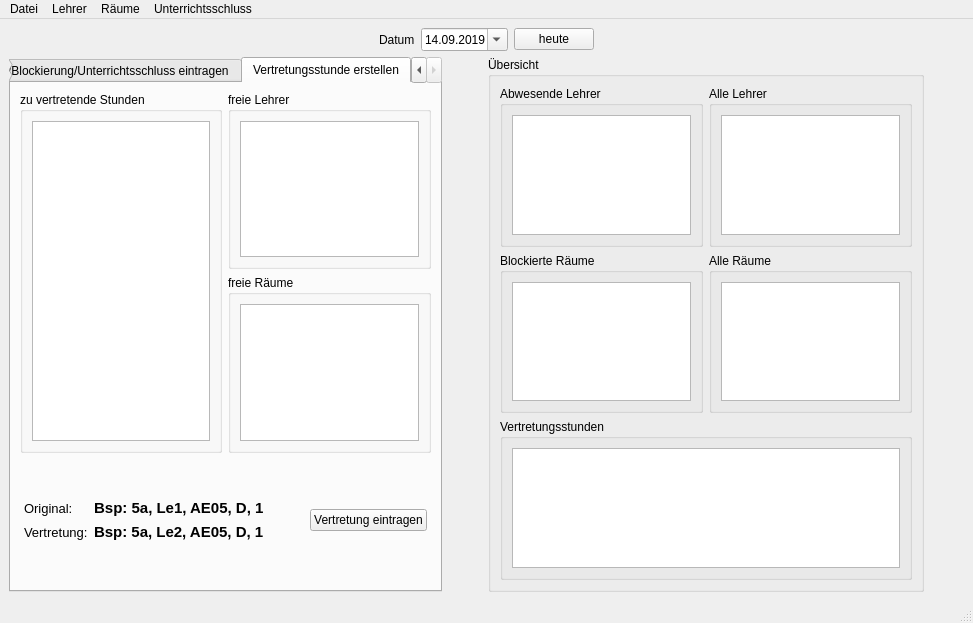
This is alternativeWindow.ui in LordMuetze/InformatikVertretungsplan as Qt 5 draws it before an edit. The edited form follows.
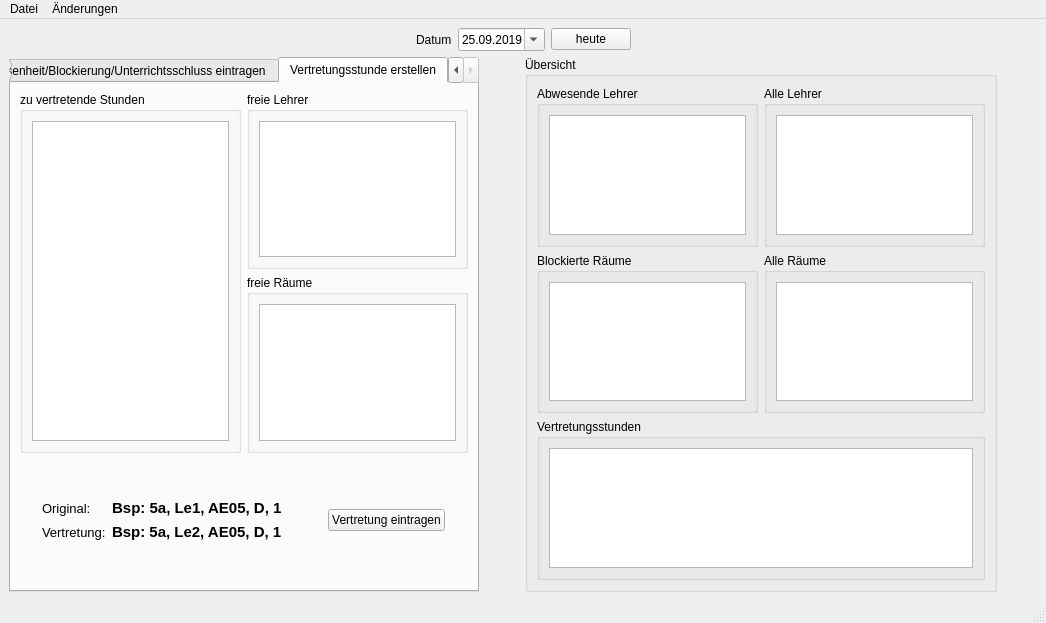
This is the edited form.

Commit message: CHG: updated Menubar and other items

Patch:
```diff
--- a/alternativeWindow.ui
+++ b/alternativeWindow.ui
@@ -6,7 +6,7 @@
    <rect>
     <x>0</x>
     <y>0</y>
-    <width>973</width>
+    <width>1046</width>
     <height>623</height>
    </rect>
   </property>
@@ -46,7 +46,7 @@
           <second>0</second>
           <year>2019</year>
           <month>9</month>
-          <day>14</day>
+          <day>25</day>
          </datetime>
         </property>
         <property name="minimumDateTime">
@@ -71,6 +71,13 @@
         <property name="currentSectionIndex">
          <number>2</number>
         </property>
+        <property name="date">
+         <date>
+          <year>2019</year>
+          <month>9</month>
+          <day>25</day>
+         </date>
+        </property>
        </widget>
       </item>
       <item>
@@ -139,7 +146,14 @@
                 </property>
                 <layout class="QVBoxLayout" name="verticalLayout_11">
                  <item>
-                  <widget class="QTableView" name="tv_problemStunden"/>
+                  <widget class="QTableView" name="tv_problemStunden">
+                   <property name="contextMenuPolicy">
+                    <enum>Qt::ActionsContextMenu</enum>
+                   </property>
+                   <property name="selectionMode">
+                    <enum>QAbstractItemView::SingleSelection</enum>
+                   </property>
+                  </widget>
                  </item>
                 </layout>
                </widget>
@@ -153,7 +167,14 @@
                   </property>
                   <layout class="QVBoxLayout" name="verticalLayout_10">
                    <item>
-                    <widget class="QTableView" name="tv_freieLehrer"/>
+                    <widget class="QTableView" name="tv_freieLehrer">
+                     <property name="contextMenuPolicy">
+                      <enum>Qt::ActionsContextMenu</enum>
+                     </property>
+                     <property name="selectionMode">
+                      <enum>QAbstractItemView::SingleSelection</enum>
+                     </property>
+                    </widget>
                    </item>
                   </layout>
                  </widget>
@@ -165,7 +186,14 @@
                   </property>
                   <layout class="QVBoxLayout" name="verticalLayout_12">
                    <item>
-                    <widget class="QTableView" name="tv_freieRaeume"/>
+                    <widget class="QTableView" name="tv_freieRaeume">
+                     <property name="contextMenuPolicy">
+                      <enum>Qt::ActionsContextMenu</enum>
+                     </property>
+                     <property name="selectionMode">
+                      <enum>QAbstractItemView::SingleSelection</enum>
+                     </property>
+                    </widget>
                    </item>
                   </layout>
                  </widget>
@@ -502,7 +530,20 @@
            </property>
            <layout class="QVBoxLayout" name="verticalLayout_13">
             <item>
-             <widget class="QTableView" name="tv_vertretungsstunden"/>
+             <widget class="QTableWidget" name="tw_vertretungsstunden">
+              <property name="contextMenuPolicy">
+               <enum>Qt::ActionsContextMenu</enum>
+              </property>
+              <property name="selectionMode">
+               <enum>QAbstractItemView::SingleSelection</enum>
+              </property>
+              <attribute name="horizontalHeaderCascadingSectionResizes">
+               <bool>true</bool>
+              </attribute>
+              <attribute name="horizontalHeaderStretchLastSection">
+               <bool>true</bool>
+              </attribute>
+             </widget>
             </item>
            </layout>
           </widget>
@@ -535,8 +576,8 @@
     <rect>
      <x>0</x>
      <y>0</y>
-     <width>973</width>
-     <height>21</height>
+     <width>1046</width>
+     <height>26</height>
     </rect>
    </property>
    <widget class="QMenu" name="menuDatei">
@@ -548,28 +589,16 @@
     <addaction name="separator"/>
     <addaction name="actionImportieren"/>
    </widget>
-   <widget class="QMenu" name="menuLehrer">
+   <widget class="QMenu" name="menuAenderungen">
     <property name="title">
-     <string>Lehrer</string>
+     <string>Änderungen</string>
     </property>
     <addaction name="actionAbwesenheit_eintragen"/>
-   </widget>
-   <widget class="QMenu" name="menuR_ume">
-    <property name="title">
-     <string>Räume</string>
-    </property>
     <addaction name="actionRaum_blockieren"/>
-   </widget>
-   <widget class="QMenu" name="menuUnterrichtsschluss">
-    <property name="title">
-     <string>Unterrichtsschluss</string>
-    </property>
     <addaction name="actionallgemeiner_Unterrichtsschluss"/>
    </widget>
    <addaction name="menuDatei"/>
-   <addaction name="menuLehrer"/>
-   <addaction name="menuR_ume"/>
-   <addaction name="menuUnterrichtsschluss"/>
+   <addaction name="menuAenderungen"/>
   </widget>
   <widget class="QStatusBar" name="statusbar"/>
   <action name="action_ffnen">
```
Left out of the diff: 32 changed lines with no effect on the pictures.
